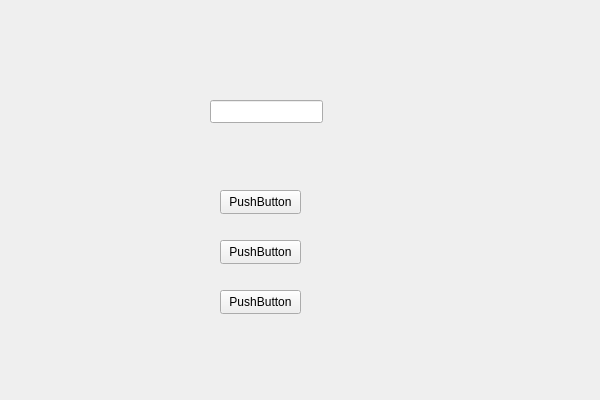
This is ConsoleApplication1/initpanel.ui in cj1106620946/fuduji_plc_ai as Qt 5 draws it before an edit. The edited form follows.
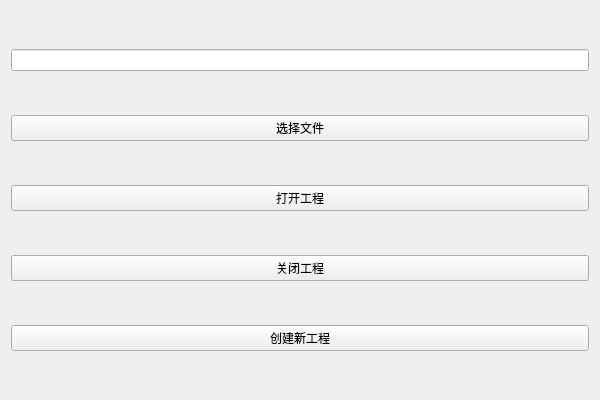
This is the edited form.

```diff
--- a/ConsoleApplication1/initpanel.ui
+++ b/ConsoleApplication1/initpanel.ui
@@ -13,55 +13,39 @@
   <property name="windowTitle">
    <string>initpanel</string>
   </property>
-  <widget class="QLineEdit" name="lineEditPath">
-   <property name="geometry">
-    <rect>
-     <x>210</x>
-     <y>100</y>
-     <width>113</width>
-     <height>23</height>
-    </rect>
-   </property>
-  </widget>
+  <layout class="QVBoxLayout" name="verticalLayout">
+   <item>
+    <widget class="QLineEdit" name="lineEditPath"/>
+   </item>
+   <item>
   <widget class="QPushButton" name="btnBrowse">
-   <property name="geometry">
-    <rect>
-     <x>220</x>
-     <y>190</y>
-     <width>81</width>
-     <height>24</height>
-    </rect>
-   </property>
    <property name="text">
-    <string>PushButton</string>
-   </property>
-  </widget>
+      <string>选择文件</string>
+     </property>
+    </widget>
+   </item>
+   <item>
   <widget class="QPushButton" name="btnOpen">
-   <property name="geometry">
-    <rect>
-     <x>220</x>
-     <y>240</y>
-     <width>81</width>
-     <height>24</height>
-    </rect>
-   </property>
+     <property name="text">
+      <string>打开工程</string>
+     </property>
+    </widget>
+   </item>
+   <item>
+    <widget class="QPushButton" name="btnClose">
    <property name="text">
-    <string>PushButton</string>
-   </property>
-  </widget>
+      <string>关闭工程</string>
+     </property>
+    </widget>
+   </item>
+   <item>
   <widget class="QPushButton" name="btnCreate">
-   <property name="geometry">
-    <rect>
-     <x>220</x>
-     <y>290</y>
-     <width>81</width>
-     <height>24</height>
-    </rect>
-   </property>
    <property name="text">
-    <string>PushButton</string>
-   </property>
-  </widget>
+      <string>创建新工程</string>
+     </property>
+    </widget>
+   </item>
+  </layout>
  </widget>
  <layoutdefault spacing="6" margin="11"/>
  <resources/>
```
Lines whose indentation alone changed are shown as unchanged.
